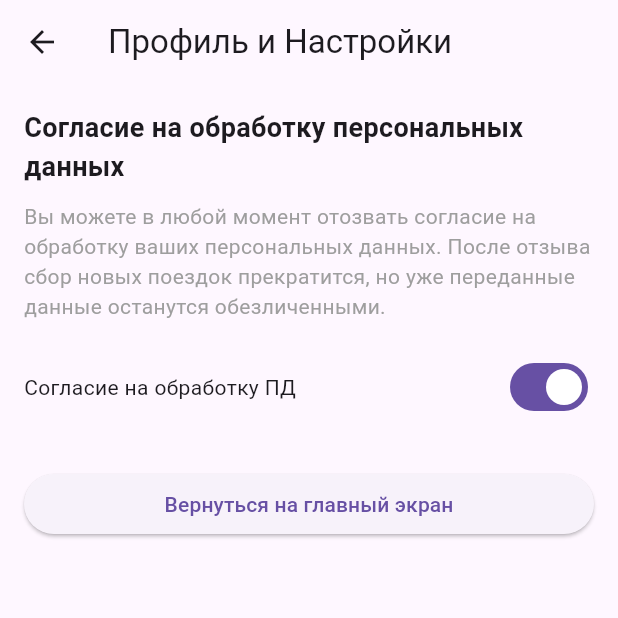
After one commit to JasonParzival/geo_tracker, a Flutter app: the SettingsScreen screen opened directly, on a phone screen of 412 x 824 dp, the top half of it. The commit adds this screen. Run offline on Flutter 3.47's test engine with Material 3 defaults, Android fonts, the phone set to English and light mode, and no system bars; our stand-ins replace geolocator, google_maps_flutter, hive, hive_flutter; accounts and stored records are empty.

Commit message:
Создал окно настроек

```diff
--- a/lib/main_screen.dart
+++ b/lib/main_screen.dart
@@ -2,6 +2,7 @@ import 'dart:async';
 import 'package:flutter/material.dart';
 import 'package:geo_tracker/attributes_screen.dart';
 import 'package:geo_tracker/history_screen.dart';
+import 'package:geo_tracker/settings_screen.dart';
 import 'package:google_maps_flutter/google_maps_flutter.dart';
 import 'package:geo_tracker/widgets/trip_map.dart';
 import 'package:geolocator/geolocator.dart';
@@ -215,7 +216,10 @@ class _MainScreenState extends State<MainScreen> {
     switch (label) {
       case 'Атрибуты':
         onPressed = () {
-          // Открыть атрибуты
+          /*Navigator.push(
+            context,
+            MaterialPageRoute(builder: (context) => const SettingsScreen()),
+          );*/
         };
         break;
       case 'История':
@@ -228,7 +232,10 @@ class _MainScreenState extends State<MainScreen> {
         break;
       case 'Настройки':
         onPressed = () {
-          // Открыть настройки
+          Navigator.push(
+            context,
+            MaterialPageRoute(builder: (context) => const SettingsScreen()),
+          );
         };
         break;
       default:
--- /dev/null
+++ b/lib/settings_screen.dart
@@ -0,0 +1,63 @@
+import 'package:flutter/material.dart';
+import 'package:hive_flutter/hive_flutter.dart';
+
+class SettingsScreen extends StatefulWidget {
+  const SettingsScreen({super.key});
+
+  @override
+  State<SettingsScreen> createState() => _SettingsScreenState();
+}
+
+class _SettingsScreenState extends State<SettingsScreen> {
+  bool _isConsentGiven = true;
+
+  @override
+  Widget build(BuildContext context) {
+    return Scaffold(
+      appBar: AppBar(
+        title: const Text('Профиль и Настройки'),
+      ),
+      body: Padding(
+        padding: const EdgeInsets.all(16.0),
+        child: Column(
+          children: [
+            const Text(
+              'Согласие на обработку персональных данных',
+              style: TextStyle(fontSize: 18, fontWeight: FontWeight.bold),
+            ),
+            const SizedBox(height: 10),
+            const Text(
+              'Вы можете в любой момент отозвать согласие на обработку ваших персональных данных. После отзыва сбор новых поездок прекратится, но уже переданные данные останутся обезличенными.',
+              style: TextStyle(fontSize: 14, color: Colors.grey),
+            ),
+            const SizedBox(height: 20),
+            Row(
+              mainAxisAlignment: MainAxisAlignment.spaceBetween,
+              children: [
+                const Text('Согласие на обработку ПД'),
+                Switch(
+                  value: _isConsentGiven,
+                  onChanged: (value) {
+                    setState(() {
+                      _isConsentGiven = value;
+                    });
+                  },
+                ),
+              ],
+            ),
+            const SizedBox(height: 30),
+            SizedBox(
+              width: double.infinity,
+              child: ElevatedButton(
+                onPressed: () {
+                  Navigator.pop(context);
+                },
+                child: const Text('Вернуться на главный экран'),
+              ),
+            ),
+          ],
+        ),
+      ),
+    );
+  }
+}
```
